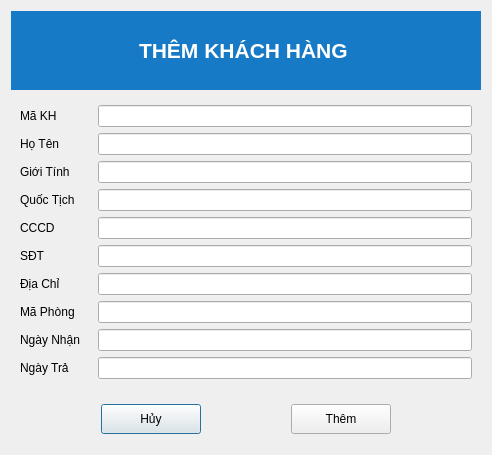
This is addcustomer_dialog.ui in D0ssisme/PYTHON_HOTELMANAGER as Qt 5 draws it before an edit. The edited form follows.
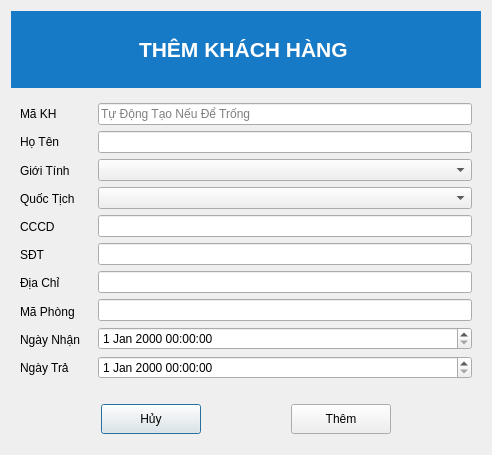
This is the edited form.

Commit message: feat(GUI,logic add,delete,edit customer) : update chuc nang sua xoa them customer

Patch:
```diff
--- a/addcustomer_dialog.ui
+++ b/addcustomer_dialog.ui
@@ -225,16 +225,20 @@
        <widget class="QWidget" name="widget_6" native="true">
         <layout class="QVBoxLayout" name="verticalLayout_3">
          <item>
-          <widget class="QLineEdit" name="lineEdit"/>
+          <widget class="QLineEdit" name="makh_input">
+           <property name="placeholderText">
+            <string>Tự Động Tạo Nếu Để Trống</string>
+           </property>
+          </widget>
          </item>
          <item>
           <widget class="QLineEdit" name="lineEdit_2"/>
          </item>
          <item>
-          <widget class="QLineEdit" name="lineEdit_5"/>
+          <widget class="QComboBox" name="gender_combobox"/>
          </item>
          <item>
-          <widget class="QLineEdit" name="lineEdit_3"/>
+          <widget class="QComboBox" name="country_combobox"/>
          </item>
          <item>
           <widget class="QLineEdit" name="lineEdit_6"/>
@@ -249,10 +253,10 @@
           <widget class="QLineEdit" name="lineEdit_8"/>
          </item>
          <item>
-          <widget class="QLineEdit" name="lineEdit_10"/>
+          <widget class="QDateTimeEdit" name="ngaynhan_datatime"/>
          </item>
          <item>
-          <widget class="QLineEdit" name="lineEdit_4"/>
+          <widget class="QDateTimeEdit" name="ngaytra_datatime"/>
          </item>
         </layout>
        </widget>
```
Left out of the diff: 14 changed lines with no effect on the pictures. The commit also changes 14 other files.
